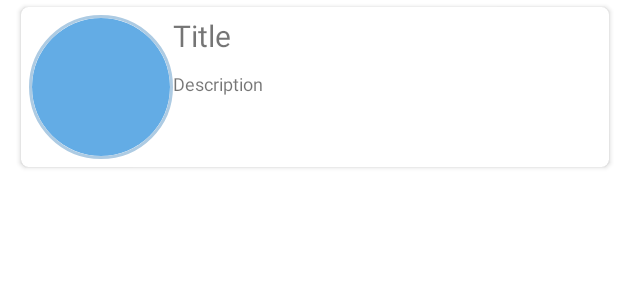
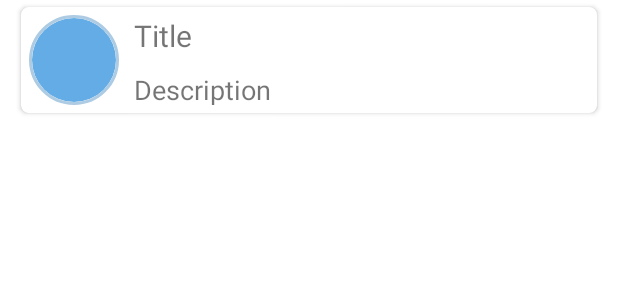
Before and after one commit to m0nadicph0/Places, an Android app: the layout item_place.xml on its own in the app's theme, with its tools: preview values and no code run, on a phone screen of 412 x 824 dp. Shown: the top 300 px of the screen. Run offline under Robolectric (Android 15) with nearby library versions, the phone set to English and light mode, and no system bars.

Commit message:
displaying the list of places on a recycler view

```diff
--- a/app/src/main/java/com/example/places/activities/AddPlacesActivity.kt
+++ b/app/src/main/java/com/example/places/activities/AddPlacesActivity.kt
@@ -97,7 +97,7 @@ class AddPlacesActivity : AppCompatActivity(){
         val result = dbh.addPlace(place)
 
         if (result > 0 ) {
-            lToast("Place was saved.")
+            setResult(Activity.RESULT_OK)
             finish()
         } else {
             lToast("failed to save place")
--- a/app/src/main/res/layout/item_place.xml
+++ b/app/src/main/res/layout/item_place.xml
@@ -7,7 +7,8 @@
         android:layout_width="match_parent"
         android:layout_height="wrap_content"
         android:layout_marginStart="10dp"
-        android:layout_marginEnd="2dp"
+        android:layout_marginEnd="10dp"
+        android:layout_marginBottom="10dp"
         android:background="@color/white"
         app:cardUseCompatPadding="true"
         app:cardCornerRadius="5dp"
@@ -24,8 +25,8 @@
 
             <de.hdodenhof.circleimageview.CircleImageView
                 android:id="@+id/civ_place"
-                android:layout_width="96dp"
-                android:layout_height="96dp"
+                android:layout_width="60dp"
+                android:layout_height="60dp"
                 android:src="@drawable/ic_launcher_round"
                 app:civ_border_width="2dp"
                 app:civ_border_color="@color/color_light_blue"/>
@@ -39,6 +40,7 @@
                     android:id="@+id/tv_title"
                     android:layout_width="match_parent"
                     android:layout_height="wrap_content"
+                    android:layout_marginStart="10dp"
                     android:textSize="20sp"
                     tools:text="Title"
                     />
@@ -48,7 +50,8 @@
                     android:layout_width="match_parent"
                     android:layout_height="wrap_content"
                     android:layout_marginTop="10dp"
-                    android:textSize="12sp"
+                    android:layout_marginStart="10dp"
+                    android:textSize="18sp"
                     tools:text="Description"/>
 
 
```
Also changed, not shown: app/src/main/java/com/example/places/activities/MainActivity.kt (+41 -3 lines), app/src/main/java/com/example/places/adapters/PlacesAdapter.kt (added, +28 -0 lines), app/src/main/java/com/example/places/adapters/PlacesHolder.kt (added, +8 -0 lines).
